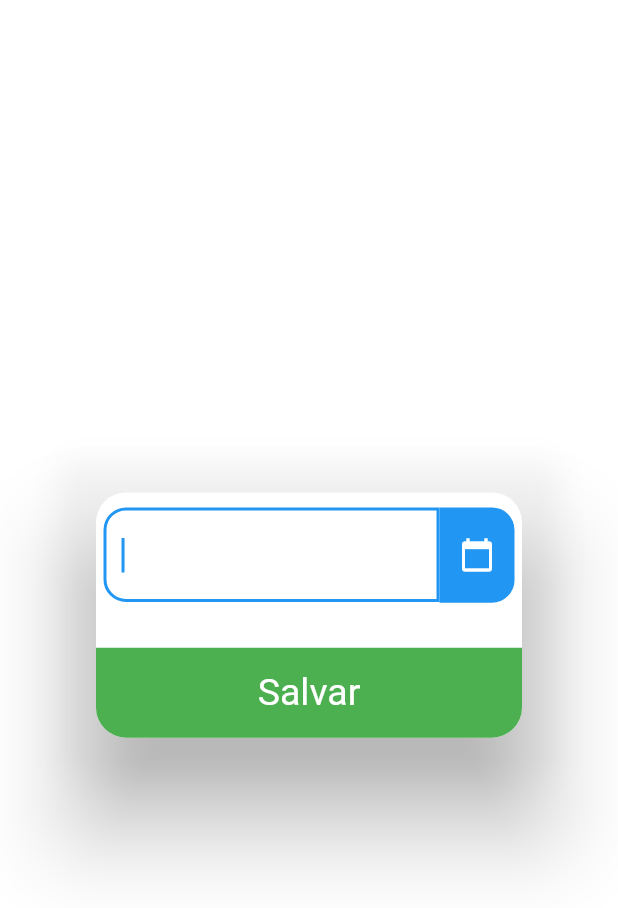
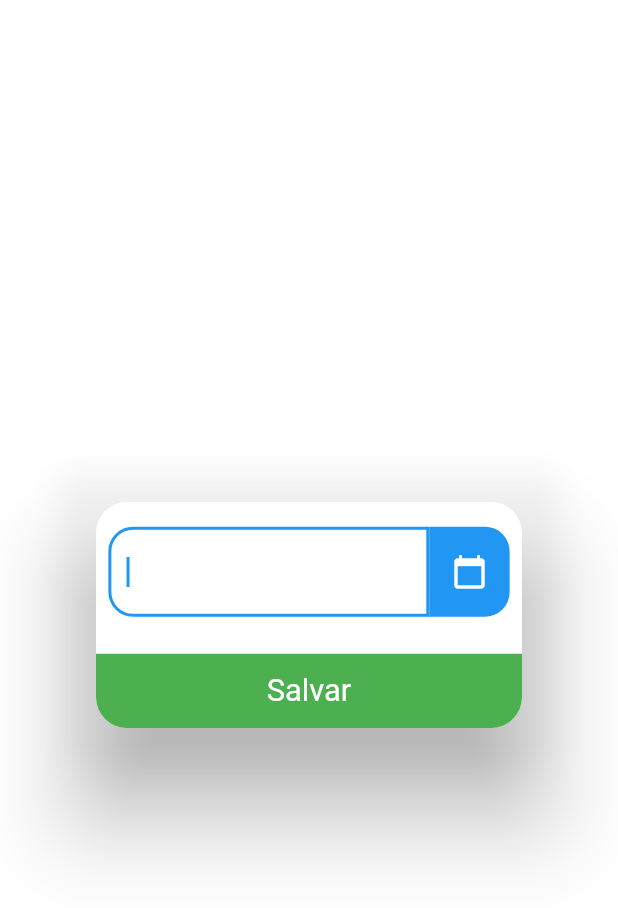
Before and after one commit to td-santos/Flutter_TodoList_Firebase, a Flutter app: the DialogAddTask widget shown alone on an empty page, opened directly, on a phone screen of 412 x 824 dp. Shown: the top 908 px of the screen. Run offline on Flutter 3.47's test engine with Material 2 defaults, Android fonts, the phone set to English and light mode, and no system bars; our stand-ins replace cloud_firestore, firebase_auth, flutter_mobx, google_sign_in, mobx, shared_preferences and 1 more; accounts and stored records are empty; generated files the repository leaves out were written again.

```diff
--- a/clean_tasks/lib/Screens/Login.dart
+++ b/clean_tasks/lib/Screens/Login.dart
@@ -24,6 +24,8 @@ class _LoginPageState extends State<LoginPage> {
     final prefs = await SharedPreferences.getInstance();
     darkMode = prefs.getBool("darkMode");
     orderAsc = prefs.getBool("orderAsc");
+    print("LoginPage DarkMODE: $darkMode");
+    print("LoginPage OrdeASC: $orderAsc");
   }
 
   Future<FirebaseUser> _getUser()async{
--- a/clean_tasks/lib/Widgets/DialogAddTask.dart
+++ b/clean_tasks/lib/Widgets/DialogAddTask.dart
@@ -53,31 +53,33 @@ class _DialogAddTaskState extends State<DialogAddTask>
   @override
   Widget build(BuildContext context) {
     double width = MediaQuery.of(context).size.width;
+    double height = MediaQuery.of(context).size.height;
 
     return AlertDialog(
       backgroundColor: Colors.transparent,
       shape: RoundedRectangleBorder(
-          borderRadius: BorderRadius.circular(width * 0.040)),
+          borderRadius: BorderRadius.circular(width * 0.05)),
 
       content: SingleChildScrollView(
           child: Container(
         width: width,
         decoration: BoxDecoration(
             color: widget.darkMode == true? temaDark.dialogColor: Colors.white,
-            borderRadius: BorderRadius.circular(20)),
+            borderRadius: BorderRadius.circular(width * 0.05)),
         child: Column(
           mainAxisSize: MainAxisSize.min,
           children: <Widget>[
             Padding(
-              padding: EdgeInsets.only(left: 5, right: 5, top: 10),
+              padding: EdgeInsets.only(left: width * 0.02, right: width * 0.02, top: width * 0.04),
               child: Row(
                 crossAxisAlignment: CrossAxisAlignment.start,
                 children: <Widget>[
                   Flexible(
                     child: TextField(
+
                       style: TextStyle(
                         color: widget.darkMode==true ?Colors.grey[300]:Colors.black,
-                        fontSize: 20
+                        fontSize: 17,//width * 0.0476
                       ),
                       keyboardType: TextInputType.multiline,
                       maxLines: 15,
@@ -87,8 +89,8 @@ class _DialogAddTaskState extends State<DialogAddTask>
                       decoration: InputDecoration(
                           border: OutlineInputBorder(
                               borderRadius: BorderRadius.only(
-                                  topLeft: Radius.circular(15),
-                                  bottomLeft: Radius.circular(15)))),
+                                  topLeft: Radius.circular(width * 0.04),
+                                  bottomLeft: Radius.circular(width * 0.04)))),
                     ),
                   ),
                   GestureDetector(
@@ -96,7 +98,7 @@ class _DialogAddTaskState extends State<DialogAddTask>
                       setState(() {
                         if (visibleCalendar == false) {
                           visibleCalendar = !visibleCalendar;
-                          alturaCalendar = 300;
+                          alturaCalendar = height * 0.4;
                           //homeStore.setAlturaCalendar(350);
                         } else {
                           visibleCalendar = !visibleCalendar;
@@ -106,13 +108,13 @@ class _DialogAddTaskState extends State<DialogAddTask>
                       });
                     },
                     child: Container(
-                        height: 63.5,
-                        width: 50,
+                        height: 60,//height * 0.072,
+                        width: width * 0.13,
                         decoration: BoxDecoration(
                             color: Colors.blue,
                             borderRadius: BorderRadius.only(
-                                topRight: Radius.circular(15),
-                                bottomRight: Radius.circular(15))),
+                                topRight: Radius.circular(width * 0.04),
+                                bottomRight: Radius.circular(width * 0.04))),
                         child: visibleCalendar == false
                             ? Icon(
                                 Icons.calendar_today,
@@ -127,7 +129,7 @@ class _DialogAddTaskState extends State<DialogAddTask>
               ),
             ),
             SizedBox(
-              height: 10,
+              height: height * 0.01,
             ),
             AnimatedSize(
               duration: Duration(milliseconds: 200),
@@ -137,10 +139,12 @@ class _DialogAddTaskState extends State<DialogAddTask>
                 width: width,
                 height: alturaCalendar,
                 child: TableCalendar(
+                  availableGestures: AvailableGestures.none,
                   calendarController: calendarController,
                   locale: "pt_BR",
                   headerStyle: HeaderStyle(
                     titleTextStyle: TextStyle(
+                      fontSize: 12,
                               color: widget.darkMode == true
                                   ? temaDark.calendarHeadcolor
                                   : null),
@@ -151,11 +155,34 @@ class _DialogAddTaskState extends State<DialogAddTask>
                   calendarStyle: CalendarStyle(
                     outsideDaysVisible: false,
                     weekdayStyle: TextStyle(
-                                color: widget.darkMode == true
-                                    ? temaDark.calendarDayscolor
-                                    : null)
+                      fontSize: 12,
+                      color: widget.darkMode == true ? temaDark.calendarDayscolor : null),
+                    weekendStyle: TextStyle(
+                      fontSize: 12,
+                      color: Colors.red
                     ),
-                  daysOfWeekStyle: DaysOfWeekStyle(),
+                    todayStyle: TextStyle(
+                      fontSize: 12,
+                      color: Colors.white
+                    ),
+                    selectedStyle: TextStyle(
+                      fontSize: 12,
+                      color: Colors.white
+                    )
+                    ),
+
+
+                  daysOfWeekStyle: DaysOfWeekStyle(
+                    weekendStyle: TextStyle(
+                      color: Colors.red,
+                      fontSize: 12
+                    ),
+                    weekdayStyle: TextStyle(
+                      color: widget.darkMode == true ?Colors.grey: Colors.black,
+                      fontSize: 12,
+                    ),
+
+                  ),
                   initialCalendarFormat: CalendarFormat.month,
                   initialSelectedDay:
                       widget.datatarefa != null ? selectedDate : DateTime.now(),
@@ -168,7 +195,7 @@ class _DialogAddTaskState extends State<DialogAddTask>
               ),
             ),
             SizedBox(
-              height: 20,
+              height: visibleCalendar ==true? 0 : height * 0.02,
             ),
             GestureDetector(
               onTap: (){
@@ -187,16 +214,16 @@ class _DialogAddTaskState extends State<DialogAddTask>
               },
               child: Container(
                 width: width,
-                height: 60,
+                height: height * 0.06,
                 decoration: BoxDecoration(
                     color: widget.titleTarefa ==null? Colors.green:Colors.orange,
                     borderRadius: BorderRadius.only(
-                        bottomLeft: Radius.circular(20),
-                        bottomRight: Radius.circular(20))),
+                        bottomLeft: Radius.circular(width * 0.05),
+                        bottomRight: Radius.circular(width * 0.05))),
                 child: Center(
                   child: Text(
                     widget.titleTarefa == null ? "Salvar" : "Editar",
-                    style: TextStyle(fontSize: 25, color: Colors.white),
+                    style: TextStyle(fontSize: width * 0.05, color: Colors.white),
                   ),
                 ),
               ),
```
Also changed, not shown: clean_tasks/lib/Screens/HomePage.dart (+125 -124 lines), clean_tasks/lib/Widgets/DialogConta.dart (deleted, +0 -161 lines), clean_tasks/lib/Widgets/TaskItem.dart (+9 -7 lines), clean_tasks/lib/main.dart (+15 -5 lines).
